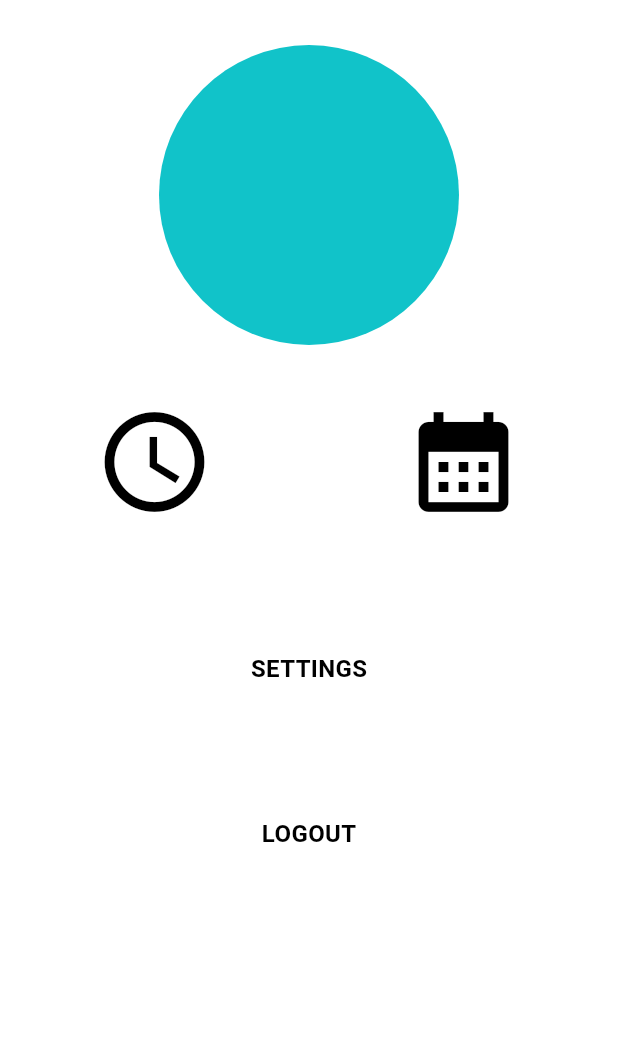
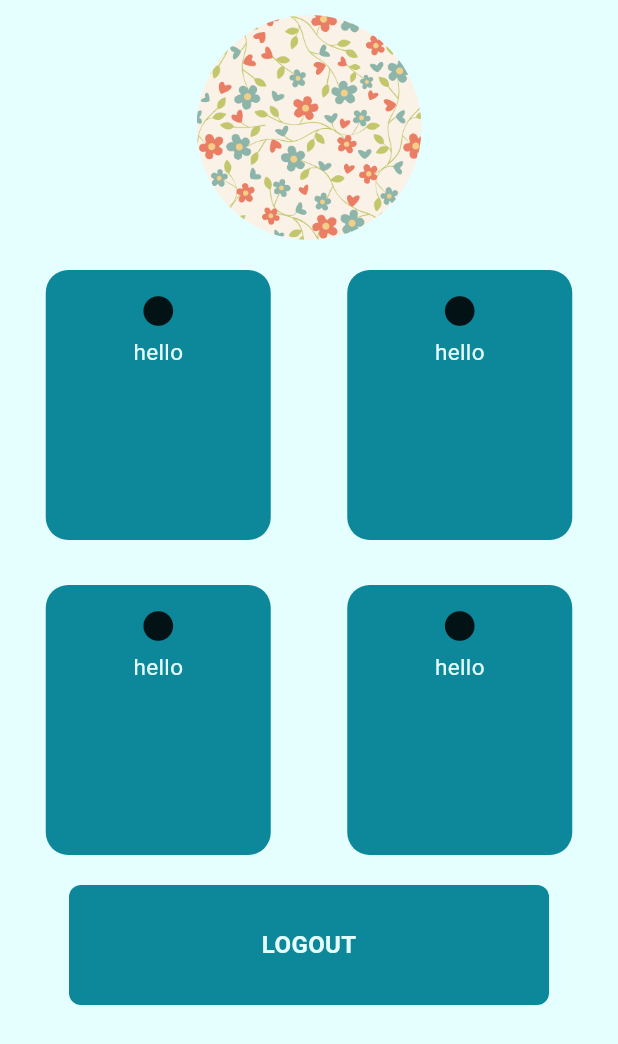
Before and after one commit to sumitjr3/moodsic, a Flutter app: the profileView screen opened by its route, on a phone screen of 412 x 824 dp. Shown: the top 1044 px of the screen. Run offline on Flutter 3.47's test engine with Material 3 defaults, Android fonts, the light colour scheme and no system bars; our stand-ins replace audioplayers, firebase_auth, firebase_core, firebase_database, get, hexcolor; accounts and stored records are empty.

Commit message:
profile page updated

```diff
--- a/lib/controllers/playlist_provider.dart
+++ b/lib/controllers/playlist_provider.dart
@@ -2,6 +2,9 @@ import 'package:audioplayers/audioplayers.dart';
 import 'package:firebase_database/firebase_database.dart';
 import 'package:flutter/material.dart';
 import 'package:moodsic/controllers/songs.dart';
+import 'package:moodsic/tabbar_view/tabs/tunes_view.dart';
+import 'package:moodsic/theme/theme_provider.dart';
+import 'package:moodsic/views/HomePage.dart';
 
 class PlaylistProvider extends ChangeNotifier {
   //constructor
--- a/lib/tabbar_view/tabs/profile.dart
+++ b/lib/tabbar_view/tabs/profile.dart
@@ -3,6 +3,7 @@ import 'package:moodsic/constants/routes.dart';
 import 'package:moodsic/theme/theme_provider.dart';
 import 'package:moodsic/views/HomePage.dart';
 import 'package:moodsic/widgets/mybutton.dart';
+import 'package:moodsic/widgets/profile_card.dart';
 
 class profileView extends StatefulWidget {
   profileView({super.key});
@@ -12,79 +13,117 @@ class profileView extends StatefulWidget {
 }
 
 class _profileViewState extends State<profileView> {
+  void logoutMethod() {}
   @override
   Widget build(BuildContext context) {
     final themeProvider = ThemeProvider.of(context);
     return Scaffold(
+      backgroundColor: themeProvider.currentTheme.colorScheme.background,
       body: SafeArea(
         child: Column(
           children: [
-            //size between
-            const SizedBox(height: 30),
-            //avatar vector
-            const Center(
-              child: CircleAvatar(
-                radius: 100,
+            const SizedBox(
+              height: 10,
+            ),
+            Center(
+              child: ClipOval(
+                child: Image.asset(
+                  'lib/assets/images/img1.png',
+                  width: 150,
+                  height: 150,
+                  fit: BoxFit.cover,
+                ),
               ),
             ),
-            //size between
-            const SizedBox(height: 30),
-            //two icons for time and calendar
-            Center(
+            const SizedBox(
+              height: 10,
+            ),
+            Padding(
+              padding: const EdgeInsets.all(10),
               child: Row(
-                mainAxisAlignment: MainAxisAlignment.spaceAround,
+                crossAxisAlignment: CrossAxisAlignment.center,
+                mainAxisAlignment: MainAxisAlignment.spaceEvenly,
                 children: [
-                  IconButton(
-                    onPressed: () {
-                      Navigator.of(context).pop();
-                    },
-                    icon: const Icon(
-                      Icons.watch_later_outlined,
-                      size: 80,
+                  Container(
+                    height: 180,
+                    width: 150,
+                    child: ProfileCard(
+                      color: themeProvider.currentTheme.colorScheme.secondary,
+                      textColor:
+                          themeProvider.currentTheme.colorScheme.background,
+                      iconName: const Icon(Icons.circle),
+                      text: 'hello',
                     ),
                   ),
-                  IconButton(
-                    onPressed: () {
-                      Navigator.of(context).pop();
-                    },
-                    icon: const Icon(
-                      Icons.calendar_month_sharp,
-                      size: 80,
+                  const SizedBox(
+                    width: 10,
+                  ),
+                  Container(
+                    height: 180,
+                    width: 150,
+                    child: ProfileCard(
+                      color: themeProvider.currentTheme.colorScheme.secondary,
+                      textColor:
+                          themeProvider.currentTheme.colorScheme.background,
+                      iconName: const Icon(Icons.circle),
+                      text: 'hello',
                     ),
                   ),
                 ],
               ),
             ),
-            //space betweem
-            const SizedBox(height: 50),
-            //setting button
-            SizedBox(
+            const SizedBox(
+              height: 10,
+            ),
+            Padding(
+              padding: const EdgeInsets.all(10),
+              child: Row(
+                crossAxisAlignment: CrossAxisAlignment.center,
+                mainAxisAlignment: MainAxisAlignment.spaceEvenly,
+                children: [
+                  Container(
+                    height: 180,
+                    width: 150,
+                    child: ProfileCard(
+                      color: themeProvider.currentTheme.colorScheme.secondary,
+                      textColor:
+                          themeProvider.currentTheme.colorScheme.background,
+                      iconName: const Icon(Icons.circle),
+                      text: 'hello',
+                    ),
+                  ),
+                  const SizedBox(
+                    width: 10,
+                  ),
+                  Container(
+                    height: 180,
+                    width: 150,
+                    child: ProfileCard(
+                      color: themeProvider.currentTheme.colorScheme.secondary,
+                      textColor:
+                          themeProvider.currentTheme.colorScheme.background,
+                      iconName: const Icon(Icons.circle),
+                      text: 'hello',
+                    ),
+                  ),
+                ],
+              ),
+            ),
+            const SizedBox(
+              height: 10,
+            ),
+            Container(
               height: 80,
-              width: 300,
+              width: 370,
               child: MyButton(
                   onTap: () {
-                    Navigator.of(context).pushAndRemoveUntil(
-                        homePageRoute as Route<Object?>, (route) => false);
+                    logoutMethod();
                   },
-                  textColor: Colors.black,
-                  backgroungColor: Colors.white60,
-                  text: 'SETTINGS'),
-            ),
-            //space betweem
-            const SizedBox(height: 30),
-            //logout button
-            SizedBox(
-              height: 80,
-              width: 300,
-              child: MyButton(
-                  onTap: () {
-                    Navigator.of(context).pushAndRemoveUntil(
-                        homePageRoute as Route<Object?>, (route) => false);
-                  },
-                  textColor: Colors.black,
-                  backgroungColor: Colors.white60,
+                  textColor: themeProvider.currentTheme.colorScheme.background,
+                  backgroungColor:
+                      themeProvider.currentTheme.colorScheme.secondary,
                   text: 'LOGOUT'),
-            ),
+            )
           ],
         ),
       ),
--- /dev/null
+++ b/lib/widgets/profile_card.dart
@@ -0,0 +1,45 @@
+import 'package:flutter/material.dart';
+
+class ProfileCard extends StatelessWidget {
+  final Color color;
+  final Color textColor;
+  final String text;
+  final Icon iconName;
+
+  const ProfileCard({
+    super.key,
+    required this.color,
+    required this.textColor,
+    required this.iconName,
+    required this.text,
+  });
+
+  @override
+  Widget build(BuildContext context) {
+    return Container(
+      decoration: BoxDecoration(
+        borderRadius: BorderRadius.circular(15),
+        color: color,
+      ),
+      child: Padding(
+        padding: const EdgeInsets.all(15),
+        child: Column(
+          children: [
+            ClipRRect(
+              borderRadius: BorderRadius.circular(10),
+              child: iconName,
+            ),
+            const SizedBox(height: 5),
+            Text(
+              text,
+              style: TextStyle(
+                color: textColor,
+                fontSize: 15,
+              ),
+            )
+          ],
+        ),
+      ),
+    );
+  }
+}
--- a/pubspec.yaml
+++ b/pubspec.yaml
@@ -21,6 +21,7 @@ dependencies:
   cloud_firestore: ^4.14.0
   firebase_storage: ^11.6.0
   firebase_database: ^10.4.9
+  shared_preferences: ^2.2.2
 
 dev_dependencies:
   flutter_test:
```
Also changed, not shown: pubspec.lock, 1 other file.
